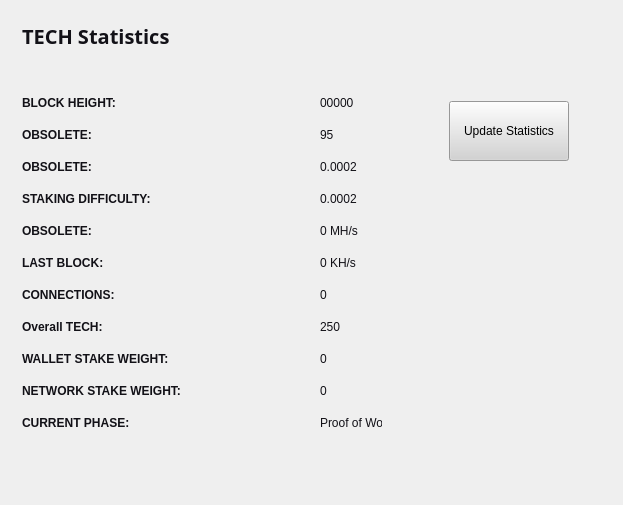
This is src/qt/forms/statisticspage.ui in techcoincommunity/techcoin as Qt 5 draws it before an edit. The edited form follows.
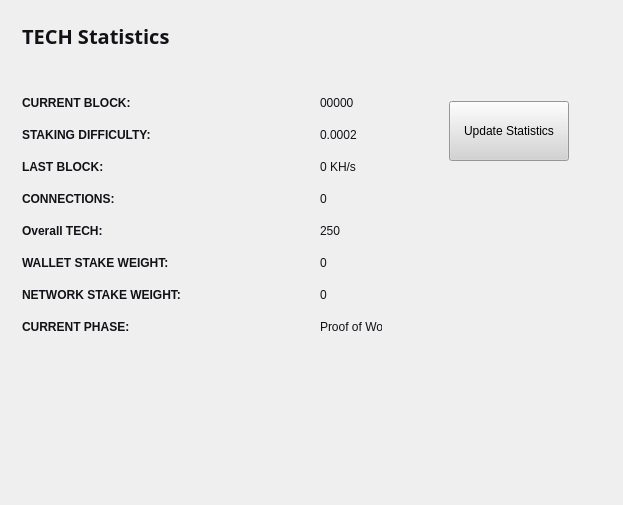
This is the edited form.

The edit to the form file:
```diff
--- a/src/qt/forms/statisticspage.ui
+++ b/src/qt/forms/statisticspage.ui
@@ -88,7 +88,7 @@
         <item row="1" column="0">
          <widget class="QLabel" name="label_14">
           <property name="text">
-           <string>&lt;html&gt;&lt;head/&gt;&lt;body&gt;&lt;p&gt;&lt;span style=&quot; font-weight:600; color:#121117;&quot;&gt;BLOCK HEIGHT:&lt;/span&gt;&lt;/p&gt;&lt;/body&gt;&lt;/html&gt;</string>
+           <string>&lt;html&gt;&lt;head/&gt;&lt;body&gt;&lt;p&gt;&lt;span style=&quot; font-weight:600; color:#121117;&quot;&gt;CURRENT BLOCK:&lt;/span&gt;&lt;/p&gt;&lt;/body&gt;&lt;/html&gt;</string>
           </property>
          </widget>
         </item>
@@ -103,47 +103,13 @@
          </widget>
         </item>
         <item row="2" column="0">
-         <widget class="QLabel" name="label_12">
-          <property name="text">
-           <string>&lt;html&gt;&lt;head/&gt;&lt;body&gt;&lt;p&gt;&lt;span style=&quot; font-weight:600; color:#121117;&quot;&gt;OBSOLETE:&lt;/span&gt;&lt;/p&gt;&lt;/body&gt;&lt;/html&gt;</string>
-          </property>
-         </widget>
-        </item>
-        <item row="2" column="1">
-         <widget class="QLabel" name="rewardBox">
-          <property name="styleSheet">
-           <string notr="true">color:#121117;</string>
-          </property>
-          <property name="text">
-           <string>95</string>
-          </property>
-         </widget>
-        </item>
-        <item row="3" column="0">
-         <widget class="QLabel" name="label_13">
-          <property name="text">
-           <string>&lt;html&gt;&lt;head/&gt;&lt;body&gt;&lt;p&gt;&lt;span style=&quot; font-weight:600; color:#121117;&quot;&gt;OBSOLETE:&lt;/span&gt;&lt;/p&gt;&lt;/body&gt;&lt;/html&gt;</string>
-          </property>
-         </widget>
-        </item>
-        <item row="3" column="1">
-         <widget class="QLabel" name="diffBox">
-          <property name="styleSheet">
-           <string notr="true">color:#121117;</string>
-          </property>
-          <property name="text">
-           <string>0.0002</string>
-          </property>
-         </widget>
-        </item>
-        <item row="4" column="0">
          <widget class="QLabel" name="label_9">
           <property name="text">
            <string>&lt;html&gt;&lt;head/&gt;&lt;body&gt;&lt;p&gt;&lt;span style=&quot; font-weight:600; color:#121117;&quot;&gt;STAKING DIFFICULTY:&lt;/span&gt;&lt;/p&gt;&lt;/body&gt;&lt;/html&gt;</string>
           </property>
          </widget>
         </item>
-        <item row="4" column="1">
+        <item row="2" column="1">
          <widget class="QLabel" name="diffBox2">
           <property name="styleSheet">
            <string notr="true">color:#121117;</string>
@@ -153,17 +119,7 @@
           </property>
          </widget>
         </item>
-        <item row="5" column="1">
-         <widget class="QLabel" name="pawrateBox">
-          <property name="styleSheet">
-           <string notr="true">color:#121117;</string>
-          </property>
-          <property name="text">
-           <string>0 MH/s</string>
-          </property>
-         </widget>
-        </item>
-        <item row="6" column="0">
+        <item row="3" column="0">
          <widget class="QLabel" name="label3_2">
           <property name="sizePolicy">
            <sizepolicy hsizetype="Preferred" vsizetype="Maximum">
@@ -176,7 +132,7 @@
           </property>
          </widget>
         </item>
-        <item row="6" column="1">
+        <item row="3" column="1">
          <widget class="QLabel" name="localBox">
           <property name="styleSheet">
            <string notr="true">color:#121117;</string>
@@ -186,14 +142,14 @@
           </property>
          </widget>
         </item>
-        <item row="7" column="0">
+        <item row="4" column="0">
          <widget class="QLabel" name="label1_2">
           <property name="text">
            <string>&lt;html&gt;&lt;head/&gt;&lt;body&gt;&lt;p&gt;&lt;span style=&quot; font-weight:600; color:#121117;&quot;&gt;CONNECTIONS:&lt;/span&gt;&lt;/p&gt;&lt;/body&gt;&lt;/html&gt;</string>
           </property>
          </widget>
         </item>
-        <item row="7" column="1">
+        <item row="4" column="1">
          <widget class="QLabel" name="connectionBox">
           <property name="styleSheet">
            <string notr="true">color:#121117;</string>
@@ -203,14 +159,14 @@
           </property>
          </widget>
         </item>
-        <item row="8" column="0">
+        <item row="5" column="0">
          <widget class="QLabel" name="label_8">
           <property name="text">
            <string>&lt;html&gt;&lt;head/&gt;&lt;body&gt;&lt;p&gt;&lt;span style=&quot; font-weight:600; color:#121117;&quot;&gt;Overall TECH:&lt;/span&gt;&lt;/p&gt;&lt;/body&gt;&lt;/html&gt;</string>
           </property>
          </widget>
         </item>
-        <item row="8" column="1">
+        <item row="5" column="1">
          <widget class="QLabel" name="volumeBox">
           <property name="styleSheet">
            <string notr="true">color:#121117;</string>
@@ -220,14 +176,14 @@
           </property>
          </widget>
         </item>
-        <item row="9" column="0">
+        <item row="6" column="0">
          <widget class="QLabel" name="label_10">
           <property name="text">
            <string>&lt;html&gt;&lt;head/&gt;&lt;body&gt;&lt;p&gt;&lt;span style=&quot; font-weight:600; color:#121117;&quot;&gt;WALLET STAKE WEIGHT:&lt;/span&gt;&lt;/p&gt;&lt;/body&gt;&lt;/html&gt;</string>
           </property>
          </widget>
         </item>
-        <item row="9" column="1">
+        <item row="6" column="1">
          <widget class="QLabel" name="minBox">
           <property name="styleSheet">
            <string notr="true">color:#121117;</string>
@@ -237,14 +193,14 @@
           </property>
          </widget>
         </item>
-        <item row="10" column="0">
+        <item row="7" column="0">
          <widget class="QLabel" name="label_11">
           <property name="text">
            <string>&lt;html&gt;&lt;head/&gt;&lt;body&gt;&lt;p&gt;&lt;span style=&quot; font-weight:600; color:#121117;&quot;&gt;NETWORK STAKE WEIGHT:&lt;/span&gt;&lt;/p&gt;&lt;/body&gt;&lt;/html&gt;</string>
           </property>
          </widget>
         </item>
-        <item row="10" column="1">
+        <item row="7" column="1">
          <widget class="QLabel" name="maxBox">
           <property name="styleSheet">
            <string notr="true">color:#121117;</string>
@@ -254,14 +210,14 @@
           </property>
          </widget>
         </item>
-        <item row="11" column="0">
+        <item row="8" column="0">
          <widget class="QLabel" name="label_15">
           <property name="text">
            <string>&lt;html&gt;&lt;head/&gt;&lt;body&gt;&lt;p&gt;&lt;span style=&quot; font-weight:600; color:#121117;&quot;&gt;CURRENT PHASE:&lt;/span&gt;&lt;/p&gt;&lt;/body&gt;&lt;/html&gt;</string>
           </property>
          </widget>
         </item>
-        <item row="11" column="1">
+        <item row="8" column="1">
          <widget class="QLabel" name="cBox">
           <property name="styleSheet">
            <string notr="true">color:#121117;</string>
@@ -271,13 +227,6 @@
           </property>
          </widget>
         </item>
-        <item row="5" column="0">
-         <widget class="QLabel" name="label_16">
-          <property name="text">
-           <string>&lt;html&gt;&lt;head/&gt;&lt;body&gt;&lt;p&gt;&lt;span style=&quot; font-weight:600; color:#121117;&quot;&gt;OBSOLETE:&lt;/span&gt;&lt;/p&gt;&lt;/body&gt;&lt;/html&gt;</string>
-          </property>
-         </widget>
-        </item>
        </layout>
       </item>
       <item row="1" column="0">
```
